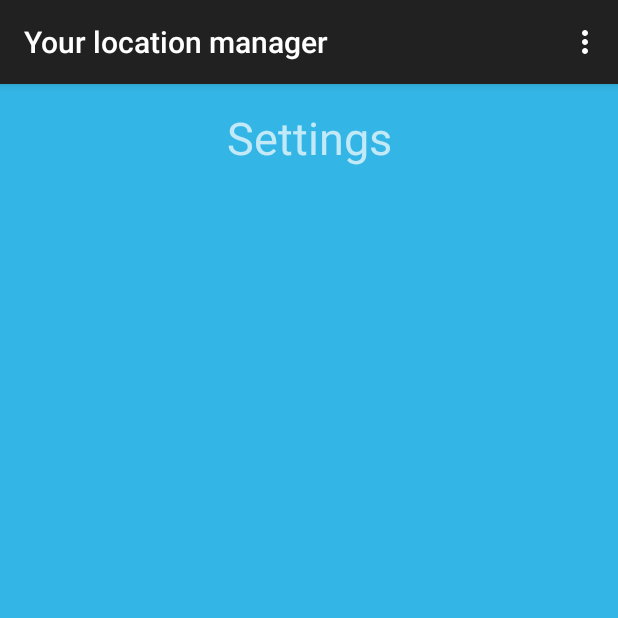
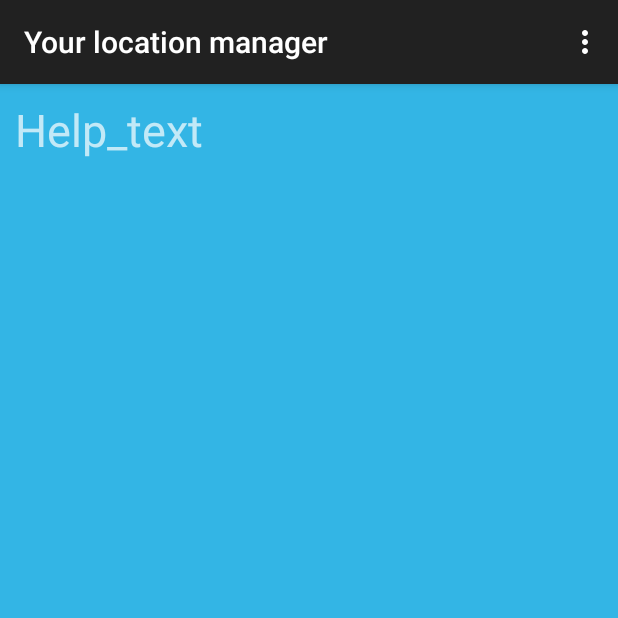
Before and after one commit to Harnet69/Location, an Android app: the screen it shows after launch (MainActivity), in the options menu, after a tap on "Help", on a phone screen of 412 x 824 dp, the top half of it. Run offline under Robolectric (Android 15) with nearby library versions, the phone set to English and light mode, and no system bars.

Commit message:
Help page was added

```diff
--- /dev/null
+++ b/app/src/main/java/com/harnet/locationtest/views/HelpFragment.java
@@ -0,0 +1,33 @@
+package com.harnet.locationtest.views;
+
+import android.os.Bundle;
+
+import androidx.fragment.app.Fragment;
+
+import android.view.LayoutInflater;
+import android.view.View;
+import android.view.ViewGroup;
+
+import com.harnet.locationtest.R;
+
+public class HelpFragment extends Fragment {
+
+    public HelpFragment() {
+        // Required empty public constructor
+    }
+
+    @Override
+    public void onCreate(Bundle savedInstanceState) {
+        super.onCreate(savedInstanceState);
+
+    }
+
+    @Override
+    public View onCreateView(LayoutInflater inflater, ViewGroup container,
+                             Bundle savedInstanceState) {
+        // Inflate the layout for this fragment
+        View view = inflater.inflate(R.layout.fragment_help, container, false);
+
+        return view;
+    }
+}
--- a/app/src/main/java/com/harnet/locationtest/views/MainActivity.java
+++ b/app/src/main/java/com/harnet/locationtest/views/MainActivity.java
@@ -60,6 +60,7 @@ public class MainActivity extends AppCompatActivity implements LocationFragment.
            case R.id.help:
               Log.i("AppMenu", "onOptionsItemSelected: Help ");
               isSelected = true;
+              startFragment(new HelpFragment(), Fragments.HELP.toString());
               break;
        }
        return isSelected;
--- /dev/null
+++ b/app/src/main/res/layout/fragment_help.xml
@@ -0,0 +1,30 @@
+<?xml version="1.0" encoding="utf-8"?>
+
+<androidx.constraintlayout.widget.ConstraintLayout xmlns:android="http://schemas.android.com/apk/res/android"
+xmlns:app="http://schemas.android.com/apk/res-auto"
+xmlns:tools="http://schemas.android.com/tools"
+android:layout_width="match_parent"
+android:layout_height="match_parent"
+android:background="@android:color/holo_blue_light"
+android:clickable="true"
+android:focusable="true"
+android:focusableInTouchMode="true"
+android:orientation="vertical"
+tools:context=".views.HelpFragment">
+
+
+    <TextView
+        android:layout_width="0dp"
+        android:layout_height="0dp"
+        android:layout_marginStart="10dp"
+        android:layout_marginTop="10dp"
+        android:layout_marginEnd="10dp"
+        android:layout_marginBottom="10dp"
+        android:text="Help_text"
+        android:textSize="30sp"
+        app:layout_constraintBottom_toBottomOf="parent"
+        app:layout_constraintEnd_toEndOf="parent"
+        app:layout_constraintHorizontal_bias="0.5"
+        app:layout_constraintStart_toStartOf="parent"
+        app:layout_constraintTop_toTopOf="parent" />
+</androidx.constraintlayout.widget.ConstraintLayout>
```
